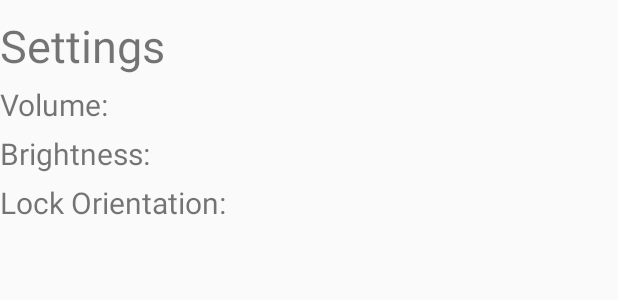
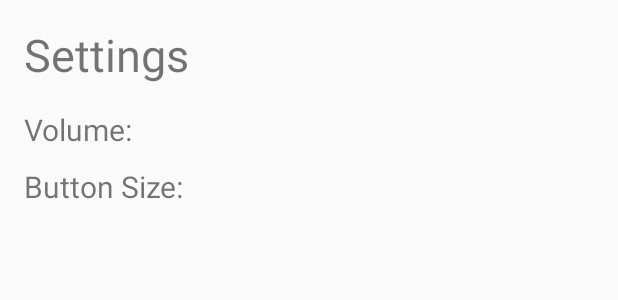
Before and after one commit to Ostinyo/Soundboard, an Android app: the layout fragment_settings.xml on its own in the app's theme, with its tools: preview values and no code run, on a phone screen of 412 x 824 dp. Shown: the top 300 px of the screen. Run offline under Robolectric (Android 15) with nearby library versions, the phone set to English and light mode, and no system bars.

Commit message:
Settings edit
Brightness and auto rotation should be left to the system to control.

```diff
--- a/app/src/main/res/layout/fragment_settings.xml
+++ b/app/src/main/res/layout/fragment_settings.xml
@@ -10,34 +10,28 @@
         android:id="@+id/settingsText"
         android:textSize="30sp"
         android:layout_gravity="center_horizontal"
-        android:layout_marginTop="10dp" />
+        android:padding="@dimen/fab_margin" />
 
     <TextView
         android:layout_width="wrap_content"
         android:layout_height="wrap_content"
         android:text="@string/volume_text"
-        android:id="@+id/volumeText"
+        android:id="@+id/text_volume"
         android:textSize="20sp"
-        android:layout_marginTop="5dp"
-        android:layout_below="@+id/settingsText" />
+        android:layout_below="@+id/settingsText"
+        android:paddingBottom="5dp"
+        android:paddingLeft="@dimen/fab_margin" />
 
     <TextView
         android:layout_width="wrap_content"
         android:layout_height="wrap_content"
-        android:text="@string/brightness_text"
-        android:id="@+id/brightnessText"
+        android:text="@string/size_text"
+        android:id="@+id/text_button_size"
         android:textSize="20sp"
-        android:layout_marginTop="5dp"
-        android:layout_below="@+id/volumeText" />
-
-    <TextView
-        android:layout_width="wrap_content"
-        android:layout_height="wrap_content"
-        android:text="@string/orientation_text"
-        android:id="@+id/orientationText"
-        android:textSize="20sp"
-        android:layout_marginTop="5dp"
-        android:layout_below="@+id/brightnessText" />
+        android:layout_below="@+id/text_volume"
+        android:paddingTop="5dp"
+        android:paddingLeft="@dimen/fab_margin"
+        android:paddingBottom="@dimen/fab_margin"/>
 
 
 </RelativeLayout>
--- a/app/src/main/res/values/strings.xml
+++ b/app/src/main/res/values/strings.xml
@@ -35,5 +35,6 @@
     <string name="settings_text">Settings</string>
     <string name="volume_text">Volume: </string>
     <string name="brightness_text">Brightness: </string>
+    <string name="size_text">Button Size: </string>
     <string name="orientation_text">Lock Orientation: </string>
 </resources>
```
